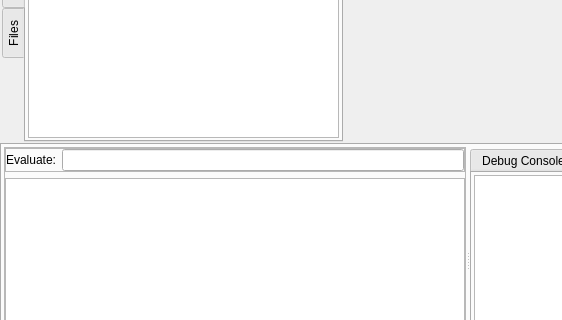
First picture: the form in RedPandaIDE/mainwindow.ui, repository royqh1979/RedPanda-CPP, before the edit; both pictures show x 0 to 562 and y 234 to 554 of the 946 by 657 pixel window.
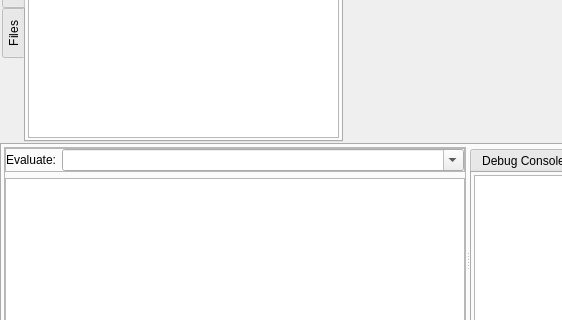
Second picture: the form after the edit. Icons and pictures are not drawn. Custom widgets are drawn as their Qt base class.

What changed in the file:
```diff
--- a/RedPandaIDE/mainwindow.ui
+++ b/RedPandaIDE/mainwindow.ui
@@ -393,7 +393,20 @@
                  </widget>
                 </item>
                 <item>
-                 <widget class="QLineEdit" name="txtEvaludate"/>
+                 <widget class="QComboBox" name="cbEvaluate">
+                  <property name="sizePolicy">
+                   <sizepolicy hsizetype="Expanding" vsizetype="Fixed">
+                    <horstretch>0</horstretch>
+                    <verstretch>0</verstretch>
+                   </sizepolicy>
+                  </property>
+                  <property name="editable">
+                   <bool>true</bool>
+                  </property>
+                  <property name="insertPolicy">
+                   <enum>QComboBox::InsertAtTop</enum>
+                  </property>
+                 </widget>
                 </item>
                </layout>
               </widget>
```
Left out of the diff: 2 changed lines with no effect on the pictures.
